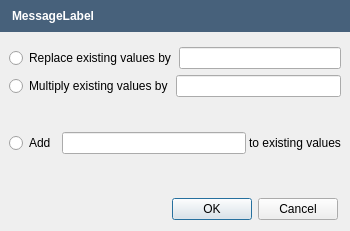
OpenFLUID/openfluid, file src/apps/openfluid-builder/spatial/EditAttributesValuesDialog.ui: the form before one commit.
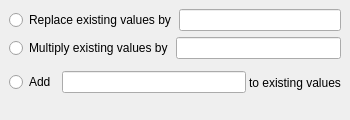
The form after the commit.

Commit message:
Introduction of message dialog for OpenFLUID applications
* Added MessageFrame and MessageDialog classes
* Cleaned code
* Switch to version 2.1.7~alpha1

(closes OpenFLUID/openfluid#790)

Patch:
```diff
--- a/src/apps/openfluid-builder/spatial/EditAttributesValuesDialog.ui
+++ b/src/apps/openfluid-builder/spatial/EditAttributesValuesDialog.ui
@@ -7,7 +7,7 @@
     <x>0</x>
     <y>0</y>
     <width>350</width>
-    <height>231</height>
+    <height>120</height>
    </rect>
   </property>
   <property name="sizePolicy">
@@ -28,7 +28,7 @@
   <property name="modal">
    <bool>true</bool>
   </property>
-  <layout class="QVBoxLayout" name="verticalLayout_3" stretch="0,1,0">
+  <layout class="QVBoxLayout" name="verticalLayout_3" stretch="1">
    <property name="leftMargin">
     <number>0</number>
    </property>
@@ -38,52 +38,6 @@
    <property name="rightMargin">
     <number>0</number>
    </property>
-   <item>
-    <widget class="QFrame" name="MessageFrame">
-     <property name="sizePolicy">
-      <sizepolicy hsizetype="Preferred" vsizetype="Maximum">
-       <horstretch>0</horstretch>
-       <verstretch>0</verstretch>
-      </sizepolicy>
-     </property>
-     <property name="styleSheet">
-      <string notr="true">background-color: rgb(71,97,123);</string>
-     </property>
-     <property name="frameShape">
-      <enum>QFrame::NoFrame</enum>
-     </property>
-     <property name="frameShadow">
-      <enum>QFrame::Plain</enum>
-     </property>
-     <property name="lineWidth">
-      <number>0</number>
-     </property>
-     <layout class="QHBoxLayout" name="horizontalLayout_3" stretch="0">
-      <property name="spacing">
-       <number>5</number>
-      </property>
-      <property name="leftMargin">
-       <number>12</number>
-      </property>
-      <item>
-       <layout class="QHBoxLayout" name="horizontalLayout_2">
-        <item>
-         <widget class="QLabel" name="MessageLabel">
-          <property name="styleSheet">
-           <string notr="true">color: rgb(255, 255, 255);
-font : bold;
-</string>
-          </property>
-          <property name="text">
-           <string notr="true">MessageLabel</string>
-          </property>
-         </widget>
-        </item>
-       </layout>
-      </item>
-     </layout>
-    </widget>
-   </item>
    <item>
     <widget class="QWidget" name="widget" native="true">
      <property name="sizePolicy">
@@ -167,23 +121,6 @@
      </layout>
     </widget>
    </item>
-   <item>
-    <layout class="QHBoxLayout" name="horizontalLayout_4">
-     <property name="leftMargin">
-      <number>12</number>
-     </property>
-     <property name="rightMargin">
-      <number>12</number>
-     </property>
-     <item>
-      <widget class="QDialogButtonBox" name="ButtonBox">
-       <property name="standardButtons">
-        <set>QDialogButtonBox::Cancel|QDialogButtonBox::Ok</set>
-       </property>
-      </widget>
-     </item>
-    </layout>
-   </item>
   </layout>
  </widget>
  <resources/>
```
The commit also changes 82 other files.
